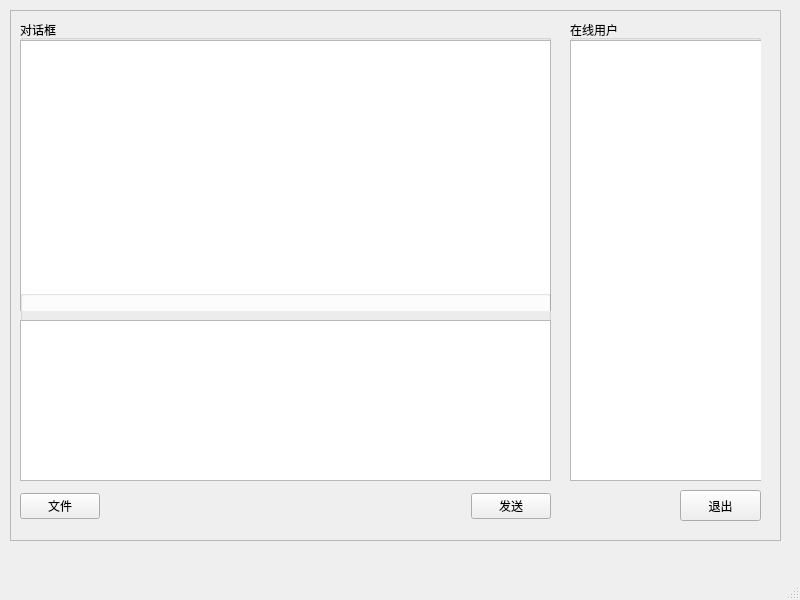
Old version of the form ui/chatWindow.ui in the repository Agwave/Chat-Socket-Python.
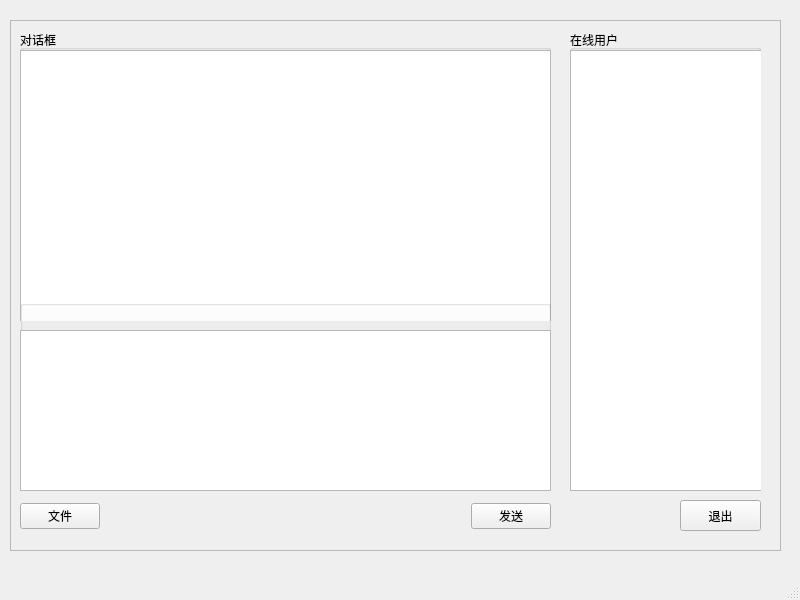
New version of the form.

Patch:
```diff
--- a/ui/chatWindow.ui
+++ b/ui/chatWindow.ui
@@ -18,7 +18,7 @@
     <property name="geometry">
      <rect>
       <x>10</x>
-      <y>10</y>
+      <y>20</y>
       <width>771</width>
       <height>531</height>
      </rect>
```
